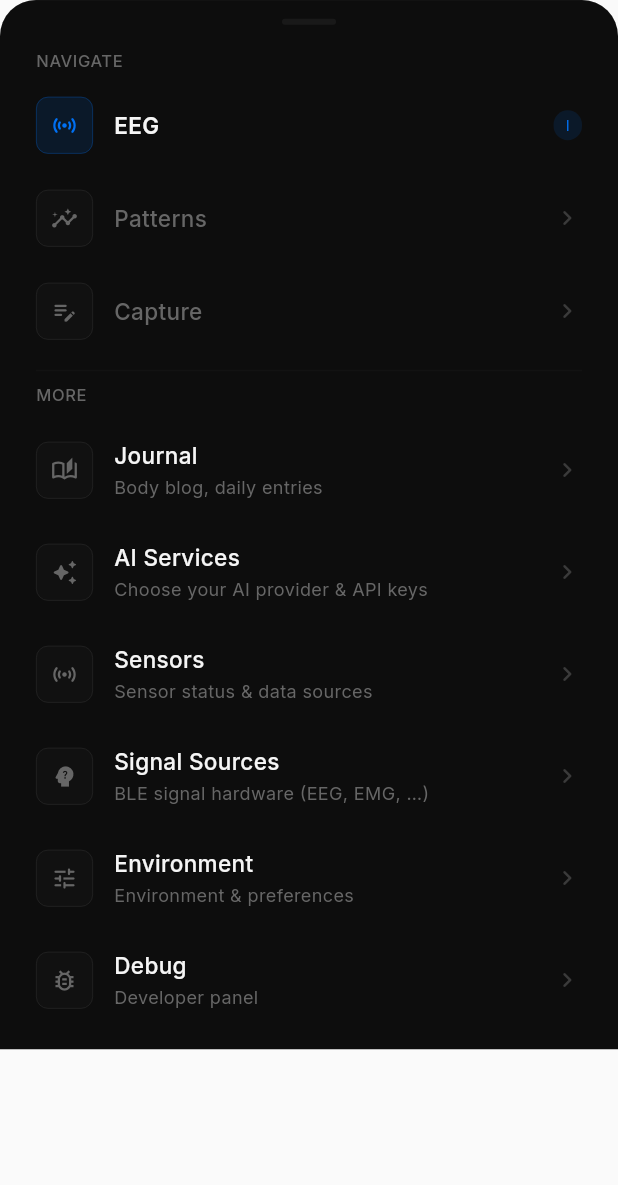
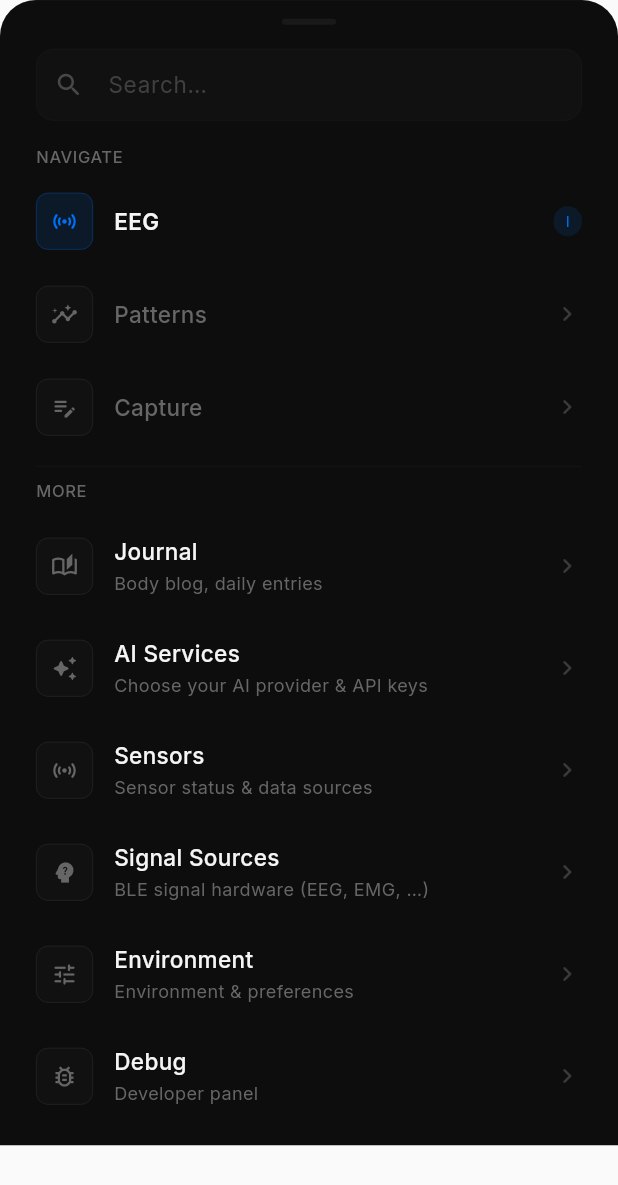
Before and after one commit to miruns/miruns-connect, a Flutter app: the _FullNavSheet widget shown alone on an empty page, opened directly with empty values, on a phone screen of 412 x 824 dp. Shown: the top 1185 px of the screen. Run offline on Flutter 3.47's test engine with Material 3 defaults, Android fonts, the phone set to English and light mode, and no system bars; our stand-ins replace flutter_blue_plus, flutter_dotenv, flutter_local_notifications, flutter_riverpod, geolocator, go_router and 5 more; missing offline and left inert: device_calendar, flutter_foreground_task, health, in_app_update, mobile_scanner, workmanager; accounts and stored records are empty; statements that could not run were skipped.

Commit message:
feat(navigation): implement search functionality in FullNavSheet for improved navigation experience

```diff
--- a/lib/features/shell/app_shell.dart
+++ b/lib/features/shell/app_shell.dart
@@ -227,7 +227,7 @@ class _MenuFab extends ConsumerWidget {
 
 // ─── Full navigation sheet ────────────────────────────────────────────────────
 
-class _FullNavSheet extends ConsumerWidget {
+class _FullNavSheet extends ConsumerStatefulWidget {
   const _FullNavSheet({
     required this.routerContext,
     required this.currentIndex,
@@ -239,8 +239,37 @@ class _FullNavSheet extends ConsumerWidget {
   final ValueChanged<int> onTabTap;
 
   @override
-  Widget build(BuildContext context, WidgetRef ref) {
+  ConsumerState<_FullNavSheet> createState() => _FullNavSheetState();
+}
+
+class _FullNavSheetState extends ConsumerState<_FullNavSheet> {
+  final _searchController = TextEditingController();
+  String _query = '';
+
+  @override
+  void dispose() {
+    _searchController.dispose();
+    super.dispose();
+  }
+
+  @override
+  Widget build(BuildContext context) {
     final mainItems = _navItems.where((i) => !i.isMoreTab).toList();
+    final q = _query.toLowerCase().trim();
+
+    final filteredNav = q.isEmpty
+        ? mainItems
+        : mainItems.where((i) => i.label.toLowerCase().contains(q)).toList();
+
+    final filteredMore = q.isEmpty
+        ? _moreDestinations
+        : _moreDestinations
+              .where(
+                (d) =>
+                    d.label.toLowerCase().contains(q) ||
+                    (d.description?.toLowerCase().contains(q) ?? false),
+              )
+              .toList();
 
     return Container(
       decoration: BoxDecoration(
@@ -272,7 +301,127 @@ class _FullNavSheet extends ConsumerWidget {
             ),
             const SizedBox(height: 16),
 
-            // ── Tabs section label ──────────────────────────────────────────
+            // ── Search field ───────────────────────────────────────────────
+            Padding(
+              padding: const EdgeInsets.fromLTRB(24, 0, 24, 16),
+              child: TextField(
+                controller: _searchController,
+                style: const TextStyle(
+                  fontSize: 15,
+                  color: AppTheme.moonbeam,
+                  fontFamily: 'Inter',
+                ),
+                cursorColor: AppTheme.glow,
+                onChanged: (v) => setState(() => _query = v),
+                decoration: InputDecoration(
+                  hintText: 'Search…',
+                  hintStyle: TextStyle(
+                    fontSize: 15,
+                    color: AppTheme.fog.withValues(alpha: 0.55),
+                    fontFamily: 'Inter',
+                  ),
+                  prefixIcon: Padding(
+                    padding: const EdgeInsets.symmetric(horizontal: 12),
+                    child: Icon(
+                      Icons.search_rounded,
+                      color: AppTheme.fog.withValues(alpha: 0.65),
+                      size: 20,
+                    ),
+                  ),
+                  prefixIconConstraints: const BoxConstraints(),
+                  suffixIcon: _query.isNotEmpty
+                      ? GestureDetector(
+                          onTap: () {
+                            _searchController.clear();
+                            setState(() => _query = '');
+                          },
+                          child: Padding(
+                            padding: const EdgeInsets.symmetric(horizontal: 12),
+                            child: Icon(
+                              Icons.close_rounded,
+                              color: AppTheme.fog.withValues(alpha: 0.65),
+                              size: 18,
+                            ),
+                          ),
+                        )
+                      : null,
+                  suffixIconConstraints: const BoxConstraints(),
+                  filled: true,
+                  fillColor: AppTheme.tidePool,
+                  contentPadding: const EdgeInsets.symmetric(
+                    horizontal: 16,
+                    vertical: 12,
+                  ),
+                  enabledBorder: OutlineInputBorder(
+                    borderRadius: BorderRadius.circular(12),
+                    borderSide: BorderSide(
+                      color: AppTheme.shimmer.withValues(alpha: 0.30),
+                      width: 0.5,
+                    ),
+                  ),
+                  focusedBorder: OutlineInputBorder(
+                    borderRadius: BorderRadius.circular(12),
+                    borderSide: BorderSide(
+                      color: AppTheme.glow.withValues(alpha: 0.50),
+                      width: 1,
+                    ),
+                  ),
+                  border: OutlineInputBorder(
+                    borderRadius: BorderRadius.circular(12),
+                  ),
+                ),
+              ),
+            ),
+
+            // ── Filtered results (searching) ───────────────────────────────
+            if (q.isNotEmpty) ...[
+              if (filteredNav.isEmpty && filteredMore.isEmpty)
+                Padding(
+                  padding: const EdgeInsets.fromLTRB(24, 4, 24, 24),
+                  child: Text(
+                    'No results for "$_query"',
+                    style: TextStyle(
+                      fontSize: 14,
+                      color: AppTheme.fog.withValues(alpha: 0.55),
+                      fontFamily: 'Inter',
+                    ),
+                  ),
+                )
+              else
+                Flexible(
+                  child: ListView(
+                    shrinkWrap: true,
+                    padding: const EdgeInsets.only(bottom: 12),
+                    children: [
+                      ...List.generate(filteredNav.length, (i) {
+                        final item = filteredNav[i];
+                        final originalIndex = mainItems.indexOf(item);
+                        return _buildNavRow(
+                          context,
+                          item,
+                          originalIndex,
+                          originalIndex == widget.currentIndex,
+                        );
+                      }),
+                      ...filteredMore.map(
+                        (dest) => _MoreTile(
+                          destination: dest,
+                          onTap: () {
+                            Navigator.of(context).pop();
+                            widget.routerContext.push(dest.route);
+                          },
+                          badge: dest.route == '/sensors'
+                              ? _buildSensorBadgeDot(ref)
+                              : null,
+                        ),
+                      ),
+                    ],
+                  ),
+                ),
+            ] else ...[
+              // ── Normal view ────────────────────────────────────────────
+
+              // Tabs section label
               Padding(
                 padding: const EdgeInsets.fromLTRB(24, 0, 24, 4),
                 child: Row(
@@ -291,21 +440,92 @@ class _FullNavSheet extends ConsumerWidget {
                 ),
               ),
 
-            // ── Main tabs ──────────────────────────────────────────────────
+              // Main tabs
               ...List.generate(mainItems.length, (i) {
-              final item = mainItems[i];
-              final isActive = i == currentIndex;
+                return _buildNavRow(
+                  context,
+                  mainItems[i],
+                  i,
+                  i == widget.currentIndex,
+                );
+              }),
+
+              // Divider
+              Padding(
+                padding: const EdgeInsets.fromLTRB(24, 8, 24, 0),
+                child: Divider(
+                  color: AppTheme.shimmer.withValues(alpha: 0.20),
+                  height: 1,
+                ),
+              ),
+              const SizedBox(height: 8),
+
+              // More section label
+              Padding(
+                padding: const EdgeInsets.fromLTRB(24, 0, 24, 8),
+                child: Row(
+                  children: [
+                    Text(
+                      'MORE',
+                      style: TextStyle(
+                        fontSize: 11,
+                        fontWeight: FontWeight.w500,
+                        color: AppTheme.fog,
+                        letterSpacing: 0.4,
+                        fontFamily: 'Inter',
+                      ),
+                    ),
+                  ],
+                ),
+              ),
+
+              // Sensor guidance
+              _SensorGuidanceBanner(ref: ref),
+
+              // More destinations
+              Flexible(
+                child: ListView(
+                  shrinkWrap: true,
+                  padding: EdgeInsets.zero,
+                  children: [
+                    ..._moreDestinations.map(
+                      (dest) => _MoreTile(
+                        destination: dest,
+                        onTap: () {
+                          Navigator.of(context).pop();
+                          widget.routerContext.push(dest.route);
+                        },
+                        badge: dest.route == '/sensors'
+                            ? _buildSensorBadgeDot(ref)
+                            : null,
+                      ),
+                    ),
+                  ],
+                ),
+              ),
+
+              const SizedBox(height: 12),
+            ],
+          ],
+        ),
+      ),
+    );
+  }
+
+  Widget _buildNavRow(
+    BuildContext context,
+    _NavItem item,
+    int index,
+    bool isActive,
+  ) {
     return InkWell(
       onTap: () {
         Navigator.of(context).pop();
-                  onTabTap(i);
+        widget.onTabTap(index);
       },
       borderRadius: BorderRadius.circular(12),
       child: Padding(
-                  padding: const EdgeInsets.symmetric(
-                    horizontal: 24,
-                    vertical: 12,
-                  ),
+        padding: const EdgeInsets.symmetric(horizontal: 24, vertical: 12),
         child: Row(
           children: [
             Container(
@@ -335,9 +555,7 @@ class _FullNavSheet extends ConsumerWidget {
                 item.label,
                 style: TextStyle(
                   fontSize: 15,
-                            fontWeight: isActive
-                                ? FontWeight.w600
-                                : FontWeight.w500,
+                  fontWeight: isActive ? FontWeight.w600 : FontWeight.w500,
                   color: isActive ? AppTheme.moonbeam : AppTheme.fog,
                   fontFamily: 'Inter',
                 ),
@@ -345,10 +563,7 @@ class _FullNavSheet extends ConsumerWidget {
             ),
             if (isActive)
               Container(
-                          padding: const EdgeInsets.symmetric(
-                            horizontal: 8,
-                            vertical: 3,
-                          ),
+                padding: const EdgeInsets.symmetric(horizontal: 8, vertical: 3),
                 decoration: BoxDecoration(
                   color: AppTheme.glow.withValues(alpha: 0.12),
                   borderRadius: BorderRadius.circular(20),
@@ -368,67 +583,6 @@ class _FullNavSheet extends ConsumerWidget {
                 size: 20,
                 color: AppTheme.fog.withValues(alpha: 0.50),
               ),
-                    ],
-                  ),
-                ),
-              );
-            }),
-
-            // ── Divider ────────────────────────────────────────────────────
-            Padding(
-              padding: const EdgeInsets.fromLTRB(24, 8, 24, 0),
-              child: Divider(
-                color: AppTheme.shimmer.withValues(alpha: 0.20),
-                height: 1,
-              ),
-            ),
-            const SizedBox(height: 8),
-
-            // ── More section label ──────────────────────────────────────────
-            Padding(
-              padding: const EdgeInsets.fromLTRB(24, 0, 24, 8),
-              child: Row(
-                children: [
-                  Text(
-                    'MORE',
-                    style: TextStyle(
-                      fontSize: 11,
-                      fontWeight: FontWeight.w500,
-                      color: AppTheme.fog,
-                      letterSpacing: 0.4,
-                      fontFamily: 'Inter',
-                    ),
-                  ),
-                ],
-              ),
-            ),
-
-            // ── Sensor guidance ────────────────────────────────────────────
-            _SensorGuidanceBanner(ref: ref),
-
-            // ── More destinations ──────────────────────────────────────────
-            Flexible(
-              child: ListView(
-                shrinkWrap: true,
-                padding: EdgeInsets.zero,
-                children: [
-                  ..._moreDestinations.map(
-                    (dest) => _MoreTile(
-                      destination: dest,
-                      onTap: () {
-                        Navigator.of(context).pop();
-                        routerContext.push(dest.route);
-                      },
-                      badge: dest.route == '/sensors'
-                          ? _buildSensorBadgeDot(ref)
-                          : null,
-                    ),
-                  ),
-                ],
-              ),
-            ),
-
-            const SizedBox(height: 12),
           ],
         ),
       ),
```
Lines whose indentation alone changed are shown as unchanged.
